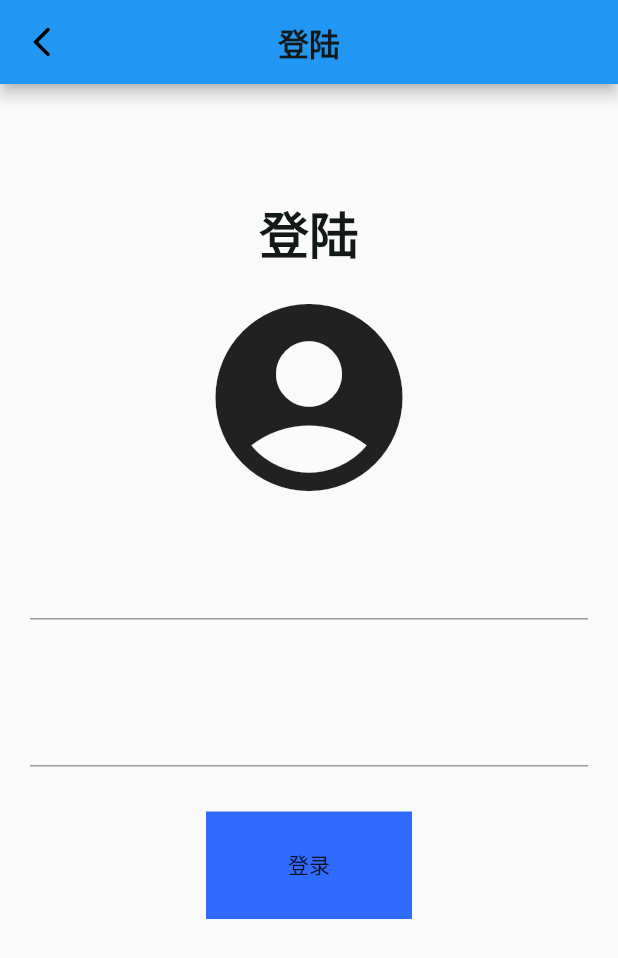
After one commit to 404N/coolrabbit_flutter, a Flutter app: the PersonalView screen opened directly, after a tap on "登陆", on a phone screen of 412 x 824 dp. The commit adds this screen. Shown: the top 958 px of the screen. Run offline on Flutter 3.47's test engine with Material 2 defaults, Android fonts, the phone set to English and light mode, and no system bars; drawn by our look-alikes of flutter_easyloading; our stand-ins replace dio, flutter_easyrefresh, flutter_screenutil, fluttertoast, get_it, shared_preferences; missing offline and left inert: sp_util; accounts and stored records are empty; network calls fail.

```diff
--- a/lib/res.dart
+++ b/lib/res.dart
@@ -1,4 +1,4 @@
-/// Generated by AssetsRefGenerator on 2021/03/03
+/// Generated by AssetsRefGenerator on 2021/04/01
 class Res {
   static const String dt = "assets/dt.png";
   static const String note = "assets/note.png";
--- a/lib/route.dart
+++ b/lib/route.dart
@@ -1,5 +1,6 @@
 import 'package:flutter/material.dart';
 import 'package:white_jotter_app/view/home_page.dart';
+import 'package:white_jotter_app/view/person/login_view.dart';
 import 'package:white_jotter_app/view/welcome_page.dart';
 
 
@@ -12,6 +13,10 @@ Map<String, WidgetBuilder> routes = {
   //首页
   HomePage.sName: (context) {
     return HomePage();
+  },
+  //登陆页
+  LoginView.sName: (context) {
+    return LoginView();
   },
 };
 
--- a/lib/utils/common/storage_key.dart
+++ b/lib/utils/common/storage_key.dart
@@ -1,4 +1,5 @@
 
 class StorageKey{
   static final String LOGIN_STATUS="LOGIN_STATUS";
+  static final String TOKEN="TOKEN";
 }
--- a/lib/utils/dio/base_entity.dart
+++ b/lib/utils/dio/base_entity.dart
@@ -1,14 +1,14 @@
 class BaseEntity<T> {
 
-  int code;
-  String message;
-  T result;
+  String code;
+  String msg;
+  T data;
 
-  BaseEntity(this.code, this.message, this.result);
+  BaseEntity(this.code, this.msg, this.data);
 
   BaseEntity.fromJson(Map<String, dynamic> json) {
     code = json['code'] ?? json['Code'];
-    message = json['message'] ?? json['Message'];
-    result = json['result'] ?? json['Result'];
+    msg = json['msg'] ?? json['Msg'];
+    data = json['data'] ?? json['data'];
   }
 }
--- /dev/null
+++ b/lib/view/person/login_view.dart
@@ -0,0 +1,87 @@
+import 'package:flutter/material.dart';
+import 'package:provider/provider.dart';
+import 'package:white_jotter_app/utils/common/widget_extention_util.dart';
+import 'package:white_jotter_app/utils/style/Box.dart';
+import 'package:white_jotter_app/utils/style/white_jotter_style.dart';
+import 'package:white_jotter_app/viewmodel/login_viewmodel.dart';
+import 'package:white_jotter_app/viewmodel/service_locator.dart';
+
+class LoginView extends StatefulWidget {
+  static final String sName = "Login";
+
+  @override
+  _LoginViewState createState() => _LoginViewState();
+}
+
+class _LoginViewState extends State<LoginView> {
+  LoginViewModel model = serviceLocator<LoginViewModel>();
+
+  @override
+  Widget build(BuildContext context) {
+    return ChangeNotifierProvider<LoginViewModel>(
+      create: (context) => model,
+      child: Scaffold(
+        appBar: AppBar(
+          title: Text(
+            "登陆",
+            style: WjStyle.appBarStyle,
+          ),
+          centerTitle: true,
+        ),
+        body: Consumer<LoginViewModel>(
+          builder: (context, model, child) {
+            return SingleChildScrollView(
+              child: Column(
+                children: [
+                  Box.h25,
+                  Box.h25,
+                  Box.h25,
+                  Container(
+                    child: Center(
+                      child: Text(
+                        "登陆",
+                        style: WjStyle.loginStyle,
+                      ),
+                    ),
+                  ),
+                  Box.h10,
+                  Center(
+                    child: Icon(
+                      Icons.account_circle,
+                      size: 150,
+                    ),
+                  ),
+                  Box.h5,
+                  Container(
+                    padding: EdgeInsets.all(20),
+                    child: TextField(
+                      controller: model.userName,
+                    ),
+                  ),
+                  Box.h10,
+                  Container(
+                    padding: EdgeInsets.all(20),
+                    child: TextField(
+                      controller: model.password,
+                    ),
+                  ),
+                  Box.h10,
+                  Container(
+                    height: 60.H,
+                    width: 120.W,
+                    color: WJColors.color_306BFF,
+                    child: Center(
+                      child: Text("登录"),
+                    ),
+                  ).gestureDetectorExtension(
+                    () => model.login(context),
+                  )
+                ],
+              ),
+            );
+          },
+        ),
+      ),
+    );
+  }
+}
--- a/lib/view/person/personal.dart
+++ b/lib/view/person/personal_view.dart
@@ -1,5 +1,7 @@
 import 'package:flutter/material.dart';
 import 'package:white_jotter_app/utils/style/white_jotter_style.dart';
+import 'package:white_jotter_app/utils/common/widget_extention_util.dart';
+import 'package:white_jotter_app/view/person/login_view.dart';
 
 class PersonalView extends StatefulWidget {
   @override
@@ -19,8 +21,15 @@ class _PersonalViewState extends State<PersonalView> {
         centerTitle: true,
         elevation: 0,
       ),
-      body: Center(
-        child: Text("个人中心"),
+      body: Container(
+        height: 60,
+        width: 120,
+        color: Colors.blue,
+        child: Center(
+          child: Text("登陆"),
+        ),
+      ).gestureDetectorExtension(
+        () => Navigator.pushNamed(context, LoginView.sName),
       ),
     );
   }
--- a/lib/viewmodel/login_viewmodel.dart
+++ b/lib/viewmodel/login_viewmodel.dart
@@ -1,7 +1,20 @@
 import 'package:flutter/material.dart';
+import 'package:sp_util/sp_util.dart';
+import 'package:white_jotter_app/apis/login_apis.dart';
+import 'package:white_jotter_app/model/user_entity.dart';
+import 'package:white_jotter_app/utils/common/storage_key.dart';
 
-class LoginViewModel extends ChangeNotifier{
-  TextEditingController userName=TextEditingController();
-  TextEditingController password=TextEditingController();
+class LoginViewModel extends ChangeNotifier {
+  TextEditingController userName = TextEditingController();
+  TextEditingController password = TextEditingController();
+  UserEntity userEntity;
+  LoginApis _apis = LoginApis();
 
+  Future<void> login(BuildContext context) async {
+    await _apis.login(userName.text, password.text).then((value) {
+      userEntity=value;
+      SpUtil.putString(StorageKey.TOKEN, userEntity.token);
+      Navigator.pop(context);
+    });
+  }
 }
--- a/pubspec.yaml
+++ b/pubspec.yaml
@@ -34,6 +34,7 @@ dependencies:
   cached_network_image: ^2.2.0
   get_it: ^3.0.1
   flutter_easyrefresh: ^2.1.1
+  fluttertoast: ^7.0.0
   flutter_easyloading: ^1.1.3
   shared_preferences: ^2.0.0
   sp_util: ^2.0.3
```
Also changed, not shown: lib/apis/login_apis.dart (+7 -2 lines), lib/utils/common/widget_extention_util.dart (added, +149 -0 lines), lib/utils/dio/dio_util.dart (+53 -17 lines), lib/utils/dio/intercept.dart (added, +67 -0 lines), lib/view/home_page.dart (+4 -4 lines), lib/view/collect/collect_view.dart (renamed from lib/view/collect/collect.dart), lib/view/folder/folder_view.dart (renamed from lib/view/folder/folder.dart), lib/view/news/news_view.dart (renamed from lib/view/news/news.dart), pubspec.lock, 3 other files.
